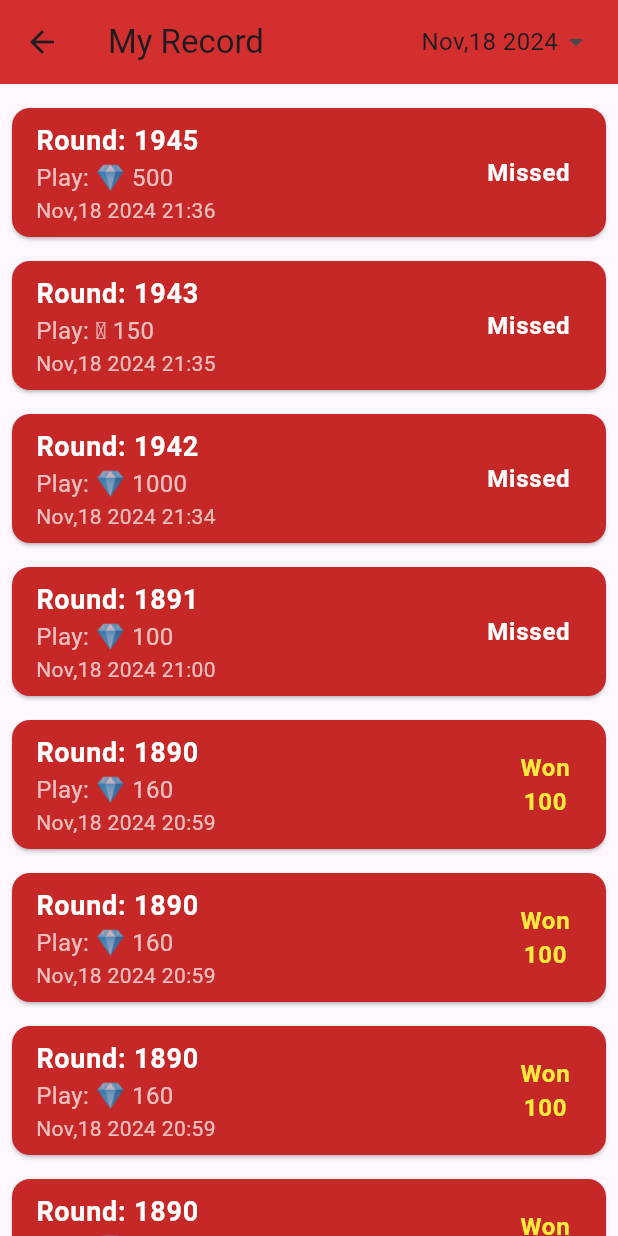
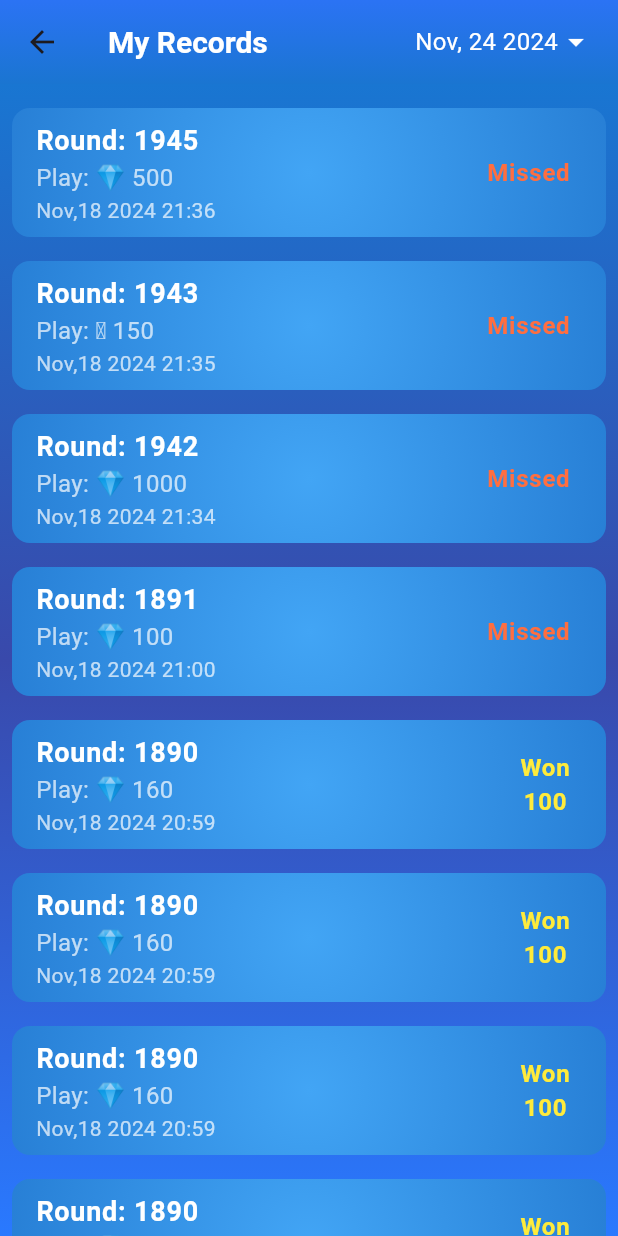
Before and after one commit to trishanereid/greedy_leo_mobile_game, a Flutter app: the BettingHistoryScreen screen opened directly, on a phone screen of 412 x 824 dp. Run offline on Flutter 3.47's test engine with Material 3 defaults, Android fonts, the phone set to English and light mode, and no system bars.

Commit message:
did minor implementations on betting history

```diff
--- a/lib/betting_history_screen.dart
+++ b/lib/betting_history_screen.dart
@@ -1,6 +1,10 @@
 import 'package:flutter/material.dart';
+import 'package:intl/intl.dart';
 
 class BettingHistoryScreen extends StatelessWidget {
+
+  DateTime selectedDate = DateTime.now();
+
   final List<Map<String, dynamic>> historyData = [
     {
       'round': 1945,
@@ -120,36 +124,100 @@ class BettingHistoryScreen extends StatelessWidget {
     },
   ];
 
+  String getFormattedDate(DateTime date) {
+    return DateFormat('MMM, dd yyyy').format(date);
+  }
+
+
+
+
   @override
   Widget build(BuildContext context) {
     return Scaffold(
       appBar: AppBar(
-        backgroundColor: Colors.red.shade700,
-        title: const Text('My Record'),
+        title: const Text(
+          'My Records',
+          style: TextStyle(
+            fontWeight: FontWeight.bold,
+            fontSize: 20,
+            color: Colors.white,
+          ),
+        ),
         actions: [
           Padding(
             padding: const EdgeInsets.symmetric(horizontal: 16),
+            child: StatefulBuilder(
+              builder: (context, setState) => GestureDetector(
+                onTap: () async {
+                  final DateTime? pickedDate = await showDatePicker(
+                    context: context,
+                    initialDate: selectedDate,
+                    firstDate: DateTime(2000),
+                    lastDate: DateTime(2100),
+                  );
+                  if (pickedDate != null && pickedDate != selectedDate) {
+                    setState(() {
+                      selectedDate = pickedDate;
+                    });
+                  }
+                },
                 child: Row(
                   children: [
-                const Text(
-                  'Nov,18 2024',
-                  style: TextStyle(fontSize: 16),
+                    Text(
+                      getFormattedDate(selectedDate),
+                      style: const TextStyle(
+                        fontSize: 16,
+                        color: Colors.white,
+                        fontWeight: FontWeight.w400,
                       ),
-                const Icon(Icons.arrow_drop_down),
+                    ),
+                    const Icon(Icons.arrow_drop_down, color: Colors.white,),
                   ],
                 ),
               ),
+            ),
+          ),
         ],
+        flexibleSpace: Container(
+          decoration: const BoxDecoration(
+            gradient: LinearGradient(
+              colors: [
+                Color(0xFF2B73F4),
+                Color(0xFF1A75D1)
+              ],
+              begin: Alignment.topCenter,
+              end: Alignment.bottomCenter,
             ),
-      body: ListView.builder(
+          ),
+        ),
+      ),
+      body: Container(
+        decoration: BoxDecoration(
+          gradient: LinearGradient(
+            colors: [
+              Colors.blue.shade700,
+              Colors.indigo.shade600,
+              Colors.blueAccent.shade400,
+            ],
+            begin: Alignment.topCenter,
+            end: Alignment.bottomCenter,
+          ),
+        ),
+
+        child: ListView.builder(
           padding: const EdgeInsets.all(8),
           itemCount: historyData.length,
           itemBuilder: (context, index) {
             final data = historyData[index];
-          return Card(
+            return Container(
               margin: const EdgeInsets.symmetric(vertical: 8),
-            color: Colors.red.shade800,
-            shape: RoundedRectangleBorder(
+              decoration: BoxDecoration(
+                gradient: RadialGradient( colors: [
+                  Colors.blue.shade400,
+                  Colors.blue.shade800,
+                ],
+                    radius: 4
+                ),
                 borderRadius: BorderRadius.circular(12),
               ),
               child: ListTile(
@@ -186,7 +254,7 @@ class BettingHistoryScreen extends StatelessWidget {
                     Text(
                       data['status'],
                       style: TextStyle(
-                      color: data['status'] == 'Missed' ? Colors.white : Colors.yellow,
+                        color: data['status'] == 'Missed' ? Colors.deepOrangeAccent : Colors.yellow,
                         fontWeight: FontWeight.bold,
                         fontSize: 16,
                       ),
@@ -206,6 +274,7 @@ class BettingHistoryScreen extends StatelessWidget {
             );
           },
         ),
+      )
     );
   }
 }
--- a/pubspec.yaml
+++ b/pubspec.yaml
@@ -30,6 +30,7 @@ environment:
 dependencies:
   flutter:
     sdk: flutter
+  intl: ^0.18.0
 
 
   # The following adds the Cupertino Icons font to your application.
```
Also changed, not shown: pubspec.lock. Lines whose indentation alone changed are shown as unchanged.
